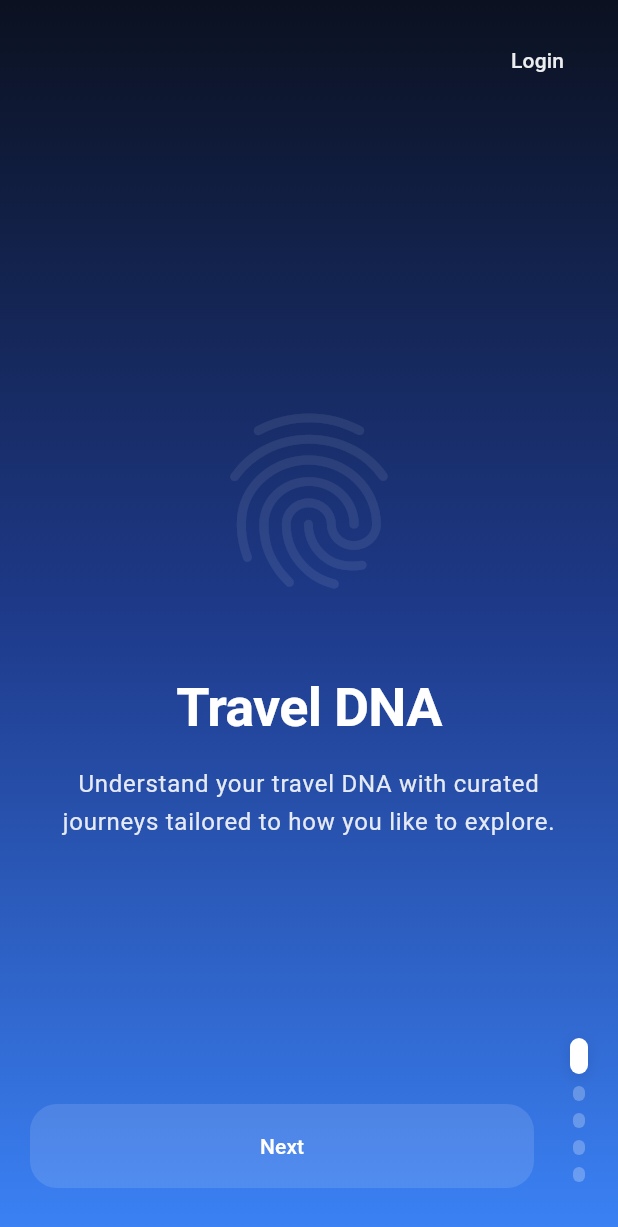
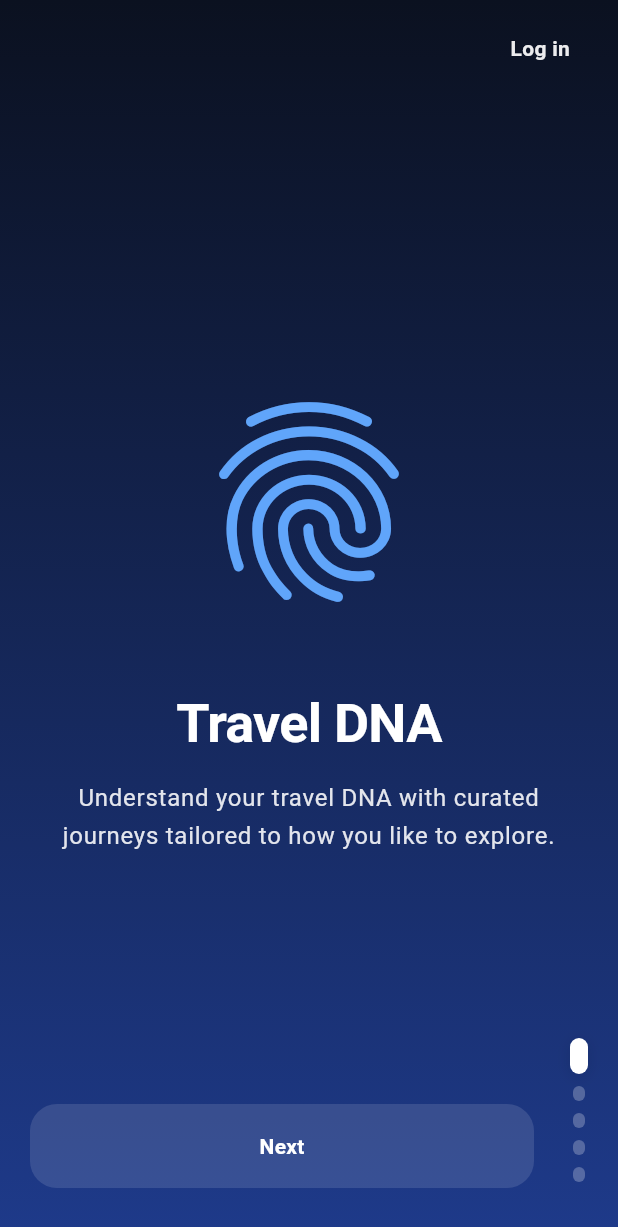
Before and after one commit to SiddharthSSR/PlanGenie, a Flutter app: the screen it shows after launch, on a phone screen of 412 x 824 dp. Shown: the top 1227 px of the screen. Run offline on Flutter 3.47's test engine with Material 3 defaults, Android fonts, the light colour scheme and no system bars; Roboto replaces fonts that are missing (Modellica).

Commit message:
Refine onboarding visuals and animations

```diff
--- a/flutter-app/lib/screens/onboarding.dart
+++ b/flutter-app/lib/screens/onboarding.dart
@@ -1,14 +1,8 @@
 import 'package:flutter/material.dart';
 
-const LinearGradient _backgroundGradient = LinearGradient(
-  begin: Alignment.topCenter,
-  end: Alignment.bottomCenter,
-  colors: [
-    Color(0xFF0B1120),
-    Color(0xFF1E3A8A),
-    Color(0xFF3B82F6),
-  ],
-);
+const _gradientStart = Color(0xFF0B1120);
+const _gradientMiddle = Color(0xFF1E3A8A);
+const _gradientEnd = Color(0xFF3B82F6);
 
 class OnboardingScreen extends StatefulWidget {
   const OnboardingScreen({super.key});
@@ -29,6 +23,7 @@ class _OnboardingScreenState extends State<OnboardingScreen> {
       body:
           'Understand your travel DNA with curated journeys tailored to how you like to explore.',
       icon: Icons.fingerprint,
+      accentColor: Color(0xFF60A5FA),
       semanticLabel: 'Travel DNA onboarding highlight',
     ),
     _OnboardingContent(
@@ -36,6 +31,7 @@ class _OnboardingScreenState extends State<OnboardingScreen> {
       body:
           'Watch your plan adapt in real-time as plans shift, crowds swell, or weather calls for a pivot.',
       icon: Icons.auto_awesome,
+      accentColor: Color(0xFF8B5CF6),
       semanticLabel: 'Adaptive itinerary onboarding highlight',
     ),
     _OnboardingContent(
@@ -43,6 +39,7 @@ class _OnboardingScreenState extends State<OnboardingScreen> {
       body:
           'Unlock hyperlocal tips and hidden gems surfaced by our AI scouts before anyone else.',
       icon: Icons.spa,
+      accentColor: Color(0xFF34D399),
       semanticLabel: 'Hidden gems onboarding highlight',
     ),
     _OnboardingContent(
@@ -50,6 +47,7 @@ class _OnboardingScreenState extends State<OnboardingScreen> {
       body:
           'Reserve stays, experiences, and transport in a single flow without breaking your planning zone.',
       icon: Icons.event_available,
+      accentColor: Color(0xFFF59E0B),
       semanticLabel: 'Seamless booking onboarding highlight',
     ),
     _OnboardingContent(
@@ -57,6 +55,7 @@ class _OnboardingScreenState extends State<OnboardingScreen> {
       body:
           'Navigate your itinerary through an immersive, map-first interface built for spatial thinkers.',
       icon: Icons.map_outlined,
+      accentColor: Color(0xFF38BDF8),
       semanticLabel: 'Map-first UI onboarding highlight',
     ),
   ];
@@ -102,14 +101,35 @@ class _OnboardingScreenState extends State<OnboardingScreen> {
     Navigator.of(context).pushReplacementNamed('/login');
   }
 
+  LinearGradient _backgroundForProgress(double progress) {
+    final clamped = progress.clamp(0.0, 1.0);
+    final topColor =
+        Color.lerp(_gradientStart, _gradientMiddle, clamped) ?? _gradientStart;
+    final bottomColor =
+        Color.lerp(_gradientMiddle, _gradientEnd, clamped) ?? _gradientEnd;
+
+    return LinearGradient(
+      begin: Alignment.topCenter,
+      end: Alignment.bottomCenter,
+      colors: [topColor, bottomColor],
+    );
+  }
+
   @override
   Widget build(BuildContext context) {
+    final theme = Theme.of(context);
     final isLastPage = _currentPage == _pages.length - 1;
+    final double clampedPage =
+        _pages.length <= 1 ? 0.0 : _pageOffset.clamp(0.0, _pages.length - 1);
+    final double scrollProgress =
+        _pages.length <= 1 ? 0.0 : clampedPage / (_pages.length - 1);
+
+    final backgroundGradient = _backgroundForProgress(scrollProgress);
 
     return Scaffold(
       body: Container(
-        decoration: const BoxDecoration(
-          gradient: _backgroundGradient,
+        decoration: BoxDecoration(
+          gradient: backgroundGradient,
         ),
         child: Stack(
           children: [
@@ -122,9 +142,11 @@ class _OnboardingScreenState extends State<OnboardingScreen> {
               itemBuilder: (context, index) {
                 final content = _pages[index];
                 final offset = _pageOffset - index;
+                final activation = (1 - offset.abs()).clamp(0.0, 1.0);
                 return _OnboardingPage(
                   content: content,
                   offset: offset,
+                  activation: activation,
                 );
               },
             ),
@@ -133,18 +155,27 @@ class _OnboardingScreenState extends State<OnboardingScreen> {
                 children: [
                   Positioned(
                     top: 16,
-                    right: 16,
-                    child: TextButton(
-                      onPressed: () =>
-                          Navigator.of(context).pushNamed('/login'),
-                      style: TextButton.styleFrom(
-                        foregroundColor: Colors.white.withOpacity(0.92),
-                        padding: const EdgeInsets.symmetric(
-                          horizontal: 20,
-                          vertical: 12,
+                    right: 24,
+                    child: Semantics(
+                      button: true,
+                      label: 'Log in',
+                      child: GestureDetector(
+                        onTap: () => Navigator.of(context).pushNamed('/login'),
+                        behavior: HitTestBehavior.opaque,
+                        child: Padding(
+                          padding: const EdgeInsets.symmetric(
+                            horizontal: 8,
+                            vertical: 6,
+                          ),
+                          child: Text(
+                            'Log in',
+                            style: theme.textTheme.labelLarge?.copyWith(
+                              color: Colors.white.withOpacity(0.92),
+                              fontWeight: FontWeight.w600,
+                            ),
+                          ),
                         ),
                       ),
-                      child: const Text('Login'),
                     ),
                   ),
                   Positioned(
@@ -199,16 +230,17 @@ class _OnboardingPage extends StatelessWidget {
   const _OnboardingPage({
     required this.content,
     required this.offset,
+    required this.activation,
   });
 
   final _OnboardingContent content;
   final double offset;
+  final double activation;
 
   @override
   Widget build(BuildContext context) {
-    final theme = Theme.of(context);
     final double clampedOffset = offset.clamp(-1.0, 1.0);
-    final double iconParallax = clampedOffset * -36;
+    final double iconParallax = clampedOffset * -32;
     final double textParallax = clampedOffset * 10;
     final double opacity = (1 - clampedOffset.abs()).clamp(0.0, 1.0);
 
@@ -220,11 +252,10 @@ class _OnboardingPage extends StatelessWidget {
           children: [
             Transform.translate(
               offset: Offset(0, iconParallax),
-              child: Icon(
-                content.icon,
-                size: 140,
-                color: theme.colorScheme.onPrimary.withOpacity(0.08),
-                semanticLabel: content.semanticLabel,
+              child: _AnimatedFeatureIcon(
+                icon: content.icon,
+                accentColor: content.accentColor,
+                activation: activation,
               ),
             ),
             const SizedBox(height: 48),
@@ -234,7 +265,7 @@ class _OnboardingPage extends StatelessWidget {
               child: AnimatedSlide(
                 duration: const Duration(milliseconds: 320),
                 curve: Curves.easeOutCubic,
-                offset: Offset(0, textParallax / 80),
+                offset: Offset(0, textParallax / 72),
                 child: _OnboardingTextBlock(content: content),
               ),
             ),
@@ -252,9 +283,8 @@ class _OnboardingTextBlock extends StatelessWidget {
 
   @override
   Widget build(BuildContext context) {
-    final theme = Theme.of(context);
-    final textTheme = theme.textTheme;
-    final onPrimary = theme.colorScheme.onPrimary;
+    final textTheme = Theme.of(context).textTheme;
+    const onPrimary = Colors.white;
 
     return Column(
       mainAxisSize: MainAxisSize.min,
@@ -270,7 +300,7 @@ class _OnboardingTextBlock extends StatelessWidget {
                 (textTheme.displaySmall ?? textTheme.headlineMedium)?.copyWith(
               color: onPrimary,
               fontWeight: FontWeight.w700,
-              height: 1.1,
+              height: 1.08,
               letterSpacing: -0.5,
             ),
           ),
@@ -282,10 +312,46 @@ class _OnboardingTextBlock extends StatelessWidget {
           style: (textTheme.bodyLarge ?? const TextStyle()).copyWith(
             color: onPrimary.withOpacity(0.88),
             height: 1.55,
+            fontWeight: FontWeight.w400,
           ),
           semanticsLabel: content.body,
         ),
       ],
+    );
+  }
+}
+
+class _AnimatedFeatureIcon extends StatelessWidget {
+  const _AnimatedFeatureIcon({
+    required this.icon,
+    required this.accentColor,
+    required this.activation,
+  });
+
+  final IconData icon;
+  final Color accentColor;
+  final double activation;
+
+  @override
+  Widget build(BuildContext context) {
+    return TweenAnimationBuilder<double>(
+      tween: Tween<double>(begin: 0, end: activation.clamp(0.0, 1.0)),
+      duration: const Duration(milliseconds: 600),
+      curve: Curves.easeOutCubic,
+      builder: (context, value, child) {
+        final fill = value.clamp(0.0, 1.0);
+        final baseColor = Colors.white.withOpacity(0.18);
+        final iconColor = Color.lerp(baseColor, accentColor, fill) ?? baseColor;
+
+        return Transform.scale(
+          scale: 0.94 + (0.06 * fill),
+          child: Icon(
+            icon,
+            size: 160,
+            color: iconColor,
+          ),
+        );
+      },
     );
   }
 }
@@ -349,11 +415,13 @@ class _OnboardingContent {
     required this.title,
     required this.body,
     required this.icon,
+    required this.accentColor,
     required this.semanticLabel,
   });
 
   final String title;
   final String body;
   final IconData icon;
+  final Color accentColor;
   final String semanticLabel;
 }
--- a/flutter-app/lib/src/theme/app_theme.dart
+++ b/flutter-app/lib/src/theme/app_theme.dart
@@ -4,20 +4,52 @@ class PlanGenieTheme {
   const PlanGenieTheme._();
 
   static ThemeData light() {
-    return ThemeData(
-      colorScheme: ColorScheme.fromSeed(seedColor: const Color(0xFF2563EB)),
+    final base = ThemeData(
+      colorScheme: ColorScheme.fromSeed(
+        seedColor: const Color(0xFF2563EB),
+      ),
       useMaterial3: true,
-      textTheme: _typography,
+      scaffoldBackgroundColor: const Color(0xFF020617),
+      fontFamily: 'Modellica',
+    );
+
+    final textTheme = base.textTheme
+        .apply(
+          fontFamily: 'Modellica',
+          bodyColor: Colors.white,
+          displayColor: Colors.white,
+        )
+        .copyWith(
+          displaySmall: base.textTheme.displaySmall?.copyWith(
+            fontWeight: FontWeight.w700,
+            letterSpacing: -0.6,
+          ),
+          headlineMedium: base.textTheme.headlineMedium?.copyWith(
+            fontWeight: FontWeight.w700,
+            letterSpacing: -0.5,
+          ),
+          titleLarge: base.textTheme.titleLarge?.copyWith(
+            fontWeight: FontWeight.w600,
+            letterSpacing: -0.15,
+          ),
+          bodyLarge: base.textTheme.bodyLarge?.copyWith(
+            fontWeight: FontWeight.w400,
+            height: 1.55,
+          ),
+          labelLarge: base.textTheme.labelLarge?.copyWith(
+            fontWeight: FontWeight.w600,
+            letterSpacing: 0.2,
+          ),
+        );
+
+    return base.copyWith(
+      textTheme: textTheme,
+      appBarTheme: AppBarTheme(
+        backgroundColor: Colors.transparent,
+        foregroundColor: textTheme.bodyLarge?.color,
+        elevation: 0,
+        centerTitle: false,
+      ),
     );
   }
-
-  static const TextTheme _typography = TextTheme(
-    headlineMedium: TextStyle(
-      fontWeight: FontWeight.w700,
-      letterSpacing: -0.5,
-    ),
-    bodyLarge: TextStyle(
-      height: 1.5,
-    ),
-  );
 }
```
Also changed, not shown: 1 other file.
